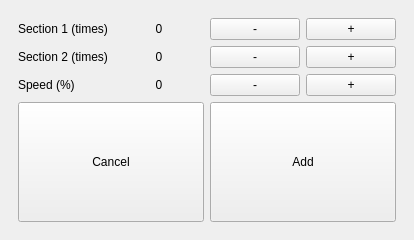
This is res/stack_menu.ui in ankworld/Rpi_Therapy as Qt 5 draws it before an edit. The edited form follows.
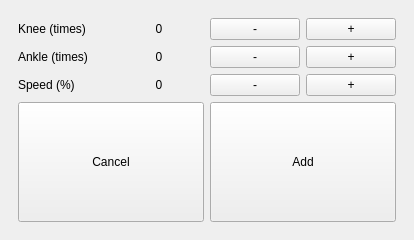
This is the edited form. The open tabs and pages were chosen to show the change.

Patch:
```diff
--- a/res/stack_menu.ui
+++ b/res/stack_menu.ui
@@ -228,7 +228,7 @@
         <item row="1" column="0">
          <widget class="QLabel" name="lbl_s2">
           <property name="text">
-           <string>Section 2 (times)</string>
+           <string>Ankle (times)</string>
           </property>
          </widget>
         </item>
@@ -242,7 +242,7 @@
         <item row="0" column="0">
          <widget class="QLabel" name="lbl_s1">
           <property name="text">
-           <string>Section 1 (times)</string>
+           <string>Knee (times)</string>
           </property>
          </widget>
         </item>
```
